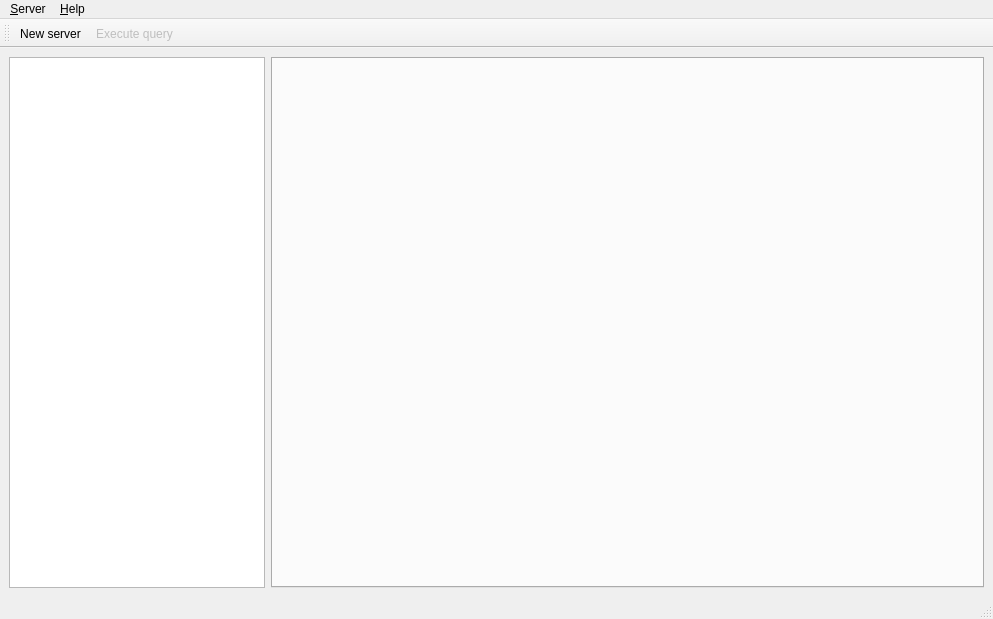
The window that MailUnitUI/Gui/MainWindow.ui (brainstream/MailUnit) describes before a commit, drawn with Qt 5.
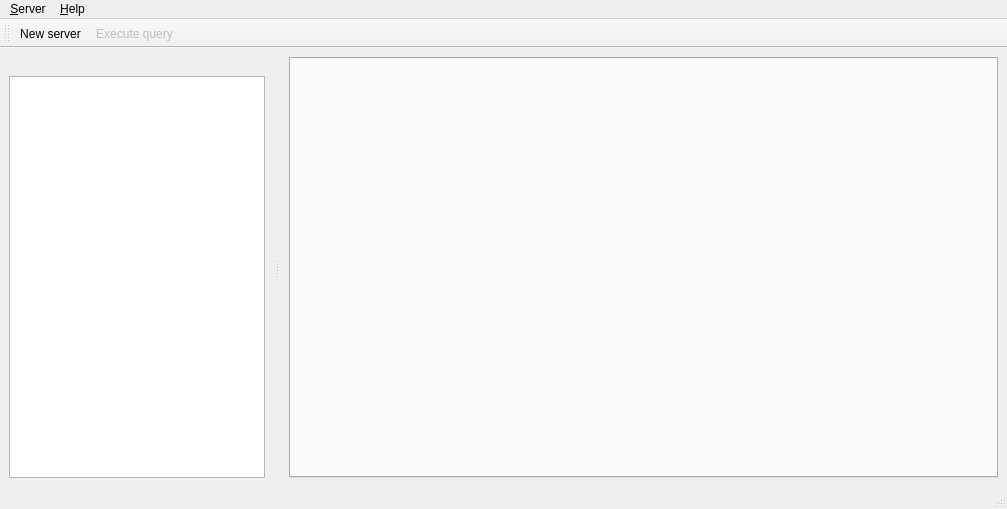
The same window after the commit. Icons and pictures are not drawn.

```diff
--- a/MailUnitUI/Gui/MainWindow.ui
+++ b/MailUnitUI/Gui/MainWindow.ui
@@ -9,8 +9,8 @@
    <rect>
     <x>0</x>
     <y>0</y>
-    <width>993</width>
-    <height>619</height>
+    <width>1007</width>
+    <height>509</height>
    </rect>
   </property>
   <property name="windowTitle">
@@ -24,21 +24,17 @@
    <bool>false</bool>
   </property>
   <widget class="QWidget" name="mp_central_widget">
-   <layout class="QHBoxLayout" name="horizontalLayout_2">
+   <layout class="QVBoxLayout" name="verticalLayout_2">
     <item>
-     <layout class="QHBoxLayout" name="mp_central_widget_layout">
+     <layout class="QHBoxLayout" name="horizontalLayout">
       <item>
-       <widget class="QListView" name="mp_list_servers">
+       <widget class="QTabWidget" name="mp_tabs">
         <property name="sizePolicy">
-         <sizepolicy hsizetype="Minimum" vsizetype="Expanding">
+         <sizepolicy hsizetype="Preferred" vsizetype="Expanding">
           <horstretch>0</horstretch>
           <verstretch>0</verstretch>
          </sizepolicy>
         </property>
-       </widget>
-      </item>
-      <item>
-       <widget class="QTabWidget" name="mp_tabs">
         <property name="tabShape">
          <enum>QTabWidget::Rounded</enum>
         </property>
@@ -62,7 +58,7 @@
     <rect>
      <x>0</x>
      <y>0</y>
-     <width>993</width>
+     <width>1007</width>
      <height>20</height>
     </rect>
    </property>
@@ -96,6 +92,43 @@
    <addaction name="mp_action_new_server"/>
    <addaction name="mp_action_exec_query"/>
   </widget>
+  <widget class="QDockWidget" name="mp_dock_widget_servers">
+   <property name="floating">
+    <bool>false</bool>
+   </property>
+   <property name="features">
+    <set>QDockWidget::DockWidgetMovable</set>
+   </property>
+   <attribute name="dockWidgetArea">
+    <number>1</number>
+   </attribute>
+   <widget class="QWidget" name="mp_dock_container">
+    <layout class="QVBoxLayout" name="verticalLayout">
+     <item>
+      <widget class="QListView" name="mp_list_servers">
+       <property name="sizePolicy">
+        <sizepolicy hsizetype="Minimum" vsizetype="Expanding">
+         <horstretch>0</horstretch>
+         <verstretch>0</verstretch>
+        </sizepolicy>
+       </property>
+       <property name="minimumSize">
+        <size>
+         <width>200</width>
+         <height>0</height>
+        </size>
+       </property>
+       <property name="baseSize">
+        <size>
+         <width>200</width>
+         <height>0</height>
+        </size>
+       </property>
+      </widget>
+     </item>
+    </layout>
+   </widget>
+  </widget>
   <action name="mp_action_about_qt">
    <property name="text">
     <string>About &amp;Qt...</string>
```
Left out of the diff: 6 changed lines with no effect on the pictures.
